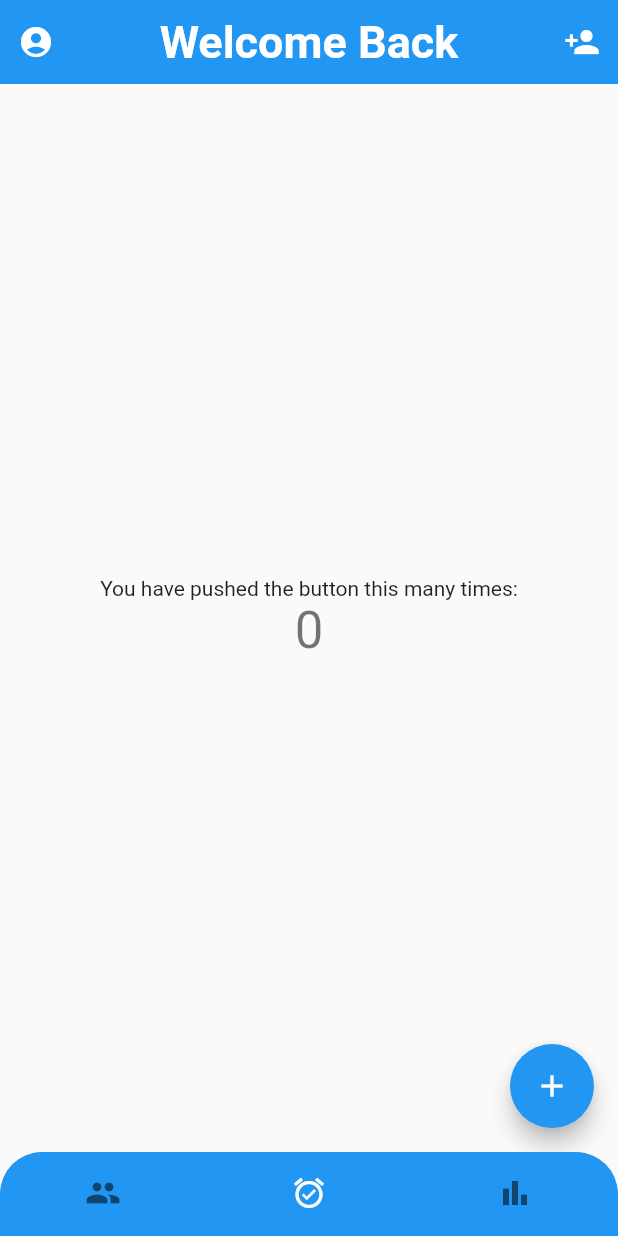
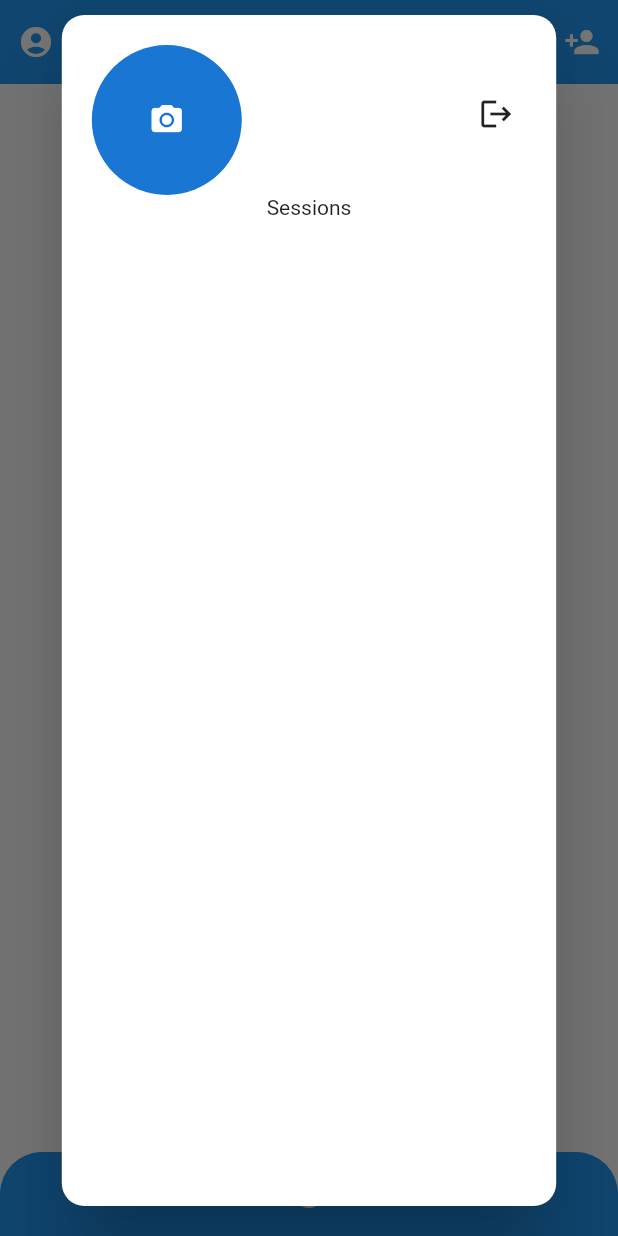
Before and after one commit to Lyxaaa/cogs, a Flutter app: the screen it shows once a user with an empty profile is signed in, item 2 of the bottom bar chosen, after a tap on the "account circle" icon, on a phone screen of 412 x 824 dp. Run offline on Flutter 3.47's test engine with Material 2 defaults, Android fonts, the phone set to English and light mode, and no system bars; our stand-ins replace cloud_firestore, firebase_auth, firebase_core, firebase_storage, flutter_spinkit, image_picker and 1 more; accounts and stored records are empty.

Commit message:
profile page with logout button, name and profile picture selection + display. pic disappears on hot reload, but is fine otherwise

```diff
--- a/lib/screens/main_scaffold/main_scaffold.dart
+++ b/lib/screens/main_scaffold/main_scaffold.dart
@@ -5,7 +5,8 @@ import 'package:distraction_destruction/screens/builders/overlay_popup.dart';
 import 'package:distraction_destruction/screens/global/load.dart';
 import 'package:distraction_destruction/screens/pages/active_session.dart';
 import 'package:distraction_destruction/screens/pages/friends.dart';
-import 'package:distraction_destruction/screens/pages/sessions.dart';
+import 'package:distraction_destruction/screens/pages/home.dart';
+import 'package:distraction_destruction/screens/pages/profile.dart';
 import 'package:distraction_destruction/screens/pages/stats.dart';
 import 'package:distraction_destruction/services/auth_svc.dart';
 import 'package:flutter/material.dart';
@@ -14,20 +15,20 @@ import 'package:distraction_destruction/services/database.dart';
 import 'package:cloud_firestore/cloud_firestore.dart';
 import 'dart:developer' as dev;
 
-class Home extends StatelessWidget {
-  const Home({Key? key}) : super(key: key);
+class MainScaffold extends StatelessWidget {
+  const MainScaffold({Key? key}) : super(key: key);
 
   @override
   Widget build(BuildContext context) {
     dev.log("Create Home", name: "screens.main_scaffold.main_scaffold");
     return Container(
-      child: MyHomePage(title: "Distraction Destruction"),
+      child: MainScaffoldPage(title: "Distraction Destruction"),
     );
   }
 }
 
-class MyHomePage extends StatefulWidget {
-  const MyHomePage({Key? key, required this.title}) : super(key: key);
+class MainScaffoldPage extends StatefulWidget {
+  const MainScaffoldPage({Key? key, required this.title}) : super(key: key);
 
   // config for the state
   // holds the values (title below) provided by parent (App widget above)
@@ -37,10 +38,10 @@ class MyHomePage extends StatefulWidget {
   final String title;
 
   @override
-  State<MyHomePage> createState() => _MyHomePageState();
+  State<MainScaffoldPage> createState() => _MainScaffoldPageState();
 }
 
-class _MyHomePageState extends State<MyHomePage>
+class _MainScaffoldPageState extends State<MainScaffoldPage>
     with AutomaticKeepAliveClientMixin {
   final AuthService _auth = AuthService();
   final DatabaseService database = DatabaseService();
@@ -50,9 +51,8 @@ class _MyHomePageState extends State<MyHomePage>
   //Everything in the BottomNavigationBar should go here
   //If we have 3 items in the navbar, this list should have 3 widget elements
   static final List<Widget> _pages = <Widget>[
-    //TODO Change the pages that are linked here
     Friends(),
-    Sessions(),
+    Home(),
     Stats(),
   ];
 
@@ -103,6 +103,7 @@ class _MyHomePageState extends State<MyHomePage>
         } else {
           var userInfo = snapshot.data!.data() as Map<String, dynamic>;
           //setSessionState(userInfo['session_active']);
+          database.setName(userInfo['name']);
           return Scaffold(
               backgroundColor: Theme.of(context).canvasColor,
               appBar: AppBar(
@@ -115,9 +116,15 @@ class _MyHomePageState extends State<MyHomePage>
                 //TODO Implement functionality, this should either logout or take the user somewhere
                 actions: <Widget>[
                   IconButton(
-                    onPressed: () async {
-                      await _auth.signOut();
-                    },
+                    onPressed: () {
+                      showDialog(
+                          context: context,
+                          builder: (_) =>
+                              OverlayPopup(
+                                contents: Profile()
+                              )
+                      );
+                      },
                     icon: Icon(Icons.account_circle),
                     // color: Colors.black87,
                   ),
--- a/lib/screens/pages/active_session.dart
+++ b/lib/screens/pages/active_session.dart
@@ -72,7 +72,7 @@ class _ActiveSessionPage extends State<ActiveSession>
                     int breaks = sessionInfo['breaks'];
                     Timestamp startTime = sessionInfo['start'];
                     Timestamp endTime = sessionInfo['end'];
-                    String thisUser = database.uid!;
+                    String thisUser = database.uid;
                     String otherUser = userInfo['session_uid'];
                     String otherName = sessionInfo['name'];
                     int hours = sessionInfo['hours'];
--- /dev/null
+++ b/lib/screens/pages/home.dart
@@ -0,0 +1,59 @@
+import 'package:distraction_destruction/screens/auth/sign_in.dart';
+import 'package:distraction_destruction/services/database.dart';
+import 'package:flutter/cupertino.dart';
+import 'package:flutter/material.dart';
+
+//Display auth info, allowing users to login, register or await auto login
+class Home extends StatefulWidget {
+  const Home({Key? key}) : super(key: key);
+
+  @override
+  String toString({DiagnosticLevel minLevel = DiagnosticLevel.info}) {
+    // TODO: implement toString
+    return "Welcome Back";
+  }
+
+  @override
+  _HomePage createState() => _HomePage();
+}
+
+class _HomePage extends State<Home> with AutomaticKeepAliveClientMixin {
+  int _counter = 0;
+  DatabaseService database = DatabaseService();
+  String title() {
+    return "Welcome Back " + database.name;
+  }
+
+  void _incrementCounter() {
+    setState(() {
+      // tells Flutter framework that something has changed in this State,
+      // which causes it to rerun the build method below
+      _counter++;
+    });
+  }
+
+  @override
+  Widget build(BuildContext context) {
+    super.build(context);
+    return Scaffold(
+      body: Container(
+        alignment: Alignment.topCenter,
+        child: Column(
+          children: [
+            Text(
+              title(),
+              style: TextStyle(
+                fontWeight: FontWeight.bold,
+                fontSize: 20.0,
+              ),
+            ),
+          ],
+        ),
+      ),
+    );
+  }
+
+  @override
+  // TODO: implement wantKeepAlive
+  bool get wantKeepAlive => true;
+}
--- /dev/null
+++ b/lib/screens/pages/profile.dart
@@ -0,0 +1,62 @@
+import 'package:distraction_destruction/services/auth_svc.dart';
+import 'package:distraction_destruction/services/database.dart';
+import 'package:distraction_destruction/templates/profile_pic.dart';
+import 'package:flutter/material.dart';
+import 'package:image_picker/image_picker.dart';
+
+class Profile extends StatefulWidget {
+  const Profile({Key? key}) : super(key: key);
+
+  @override
+  _ProfileState createState() => _ProfileState();
+}
+
+class _ProfileState extends State<Profile> {
+  final AuthService _auth = AuthService();
+  DatabaseService database = DatabaseService();
+
+  @override
+  Widget build(BuildContext context) {
+    return Container(
+      padding: EdgeInsets.all(20.0),
+      child: Column(
+          children: <Widget>[
+            Row(
+              children: <Widget>[
+                ProfilePic(
+                    onTap: () async {
+                      PickedFile? pic = await ImagePicker.platform.pickImage(
+                          source: ImageSource.gallery);
+                      if (pic != null) {
+                        database.uploadProfilePic(pic);
+                      }
+                    }
+                    ),
+                Expanded(
+                    child: SizedBox(),
+                ),
+                Text(database.name,
+                  style: TextStyle(
+                    fontSize: 25.0,
+                    fontWeight: FontWeight.bold,
+                  ),
+                ),
+                Expanded(
+                  child: SizedBox(),
+                ),
+                IconButton(
+                    onPressed: () async {
+                      Navigator.of(context).pop();
+                      await _auth.signOut();
+                    },
+                    icon: const Icon(Icons.logout),
+                  alignment: Alignment.topRight,
+                ),
+              ],
+            ),
+            Text("Sessions")
+          ]
+      ),
+    );
+  }
+}
--- a/lib/screens/pages/sessions.dart
+++ /dev/null
@@ -1,78 +0,0 @@
-import 'package:distraction_destruction/screens/auth/sign_in.dart';
-import 'package:flutter/material.dart';
-
-//Display auth info, allowing users to login, register or await auto login
-class Sessions extends StatefulWidget {
-  const Sessions({Key? key}) : super(key: key);
-
-  @override
-  String toString({DiagnosticLevel minLevel = DiagnosticLevel.info}) {
-    // TODO: implement toString
-    return "Welcome Back";
-  }
-
-  @override
-  _SessionPage createState() => _SessionPage();
-}
-
-class _SessionPage extends State<Sessions> with AutomaticKeepAliveClientMixin {
-  int _counter = 0;
-  String title() {
-    return "Welcome Back ";
-  }
-
-  void _incrementCounter() {
-    setState(() {
-      // tells Flutter framework that something has changed in this State,
-      // which causes it to rerun the build method below
-      _counter++;
-    });
-  }
-
-  @override
-  Widget build(BuildContext context) {
-    super.build(context);
-    return Scaffold(
-      // backgroundColor: Colors.lightBlue[100],
-      body: Center(
-        // Center is a layout widget. It takes a single child and positions it
-        // in the middle of the parent.
-        child: Column(
-          // Column is also a layout widget. It takes a list of children and
-          // arranges them vertically. By default, it sizes itself to fit its
-          // children horizontally, and tries to be as tall as its parent.
-          //
-          // Invoke "debug painting" (press "p" in the console, choose the
-          // "Toggle Debug Paint" action from the Flutter Inspector in Android
-          // Studio, or the "Toggle Debug Paint" command in Visual Studio Code)
-          // to see the wireframe for each widget.
-          //
-          // Column has various properties to control how it sizes itself and
-          // how it positions its children. Here we use mainAxisAlignment to
-          // center the children vertically; the main axis here is the vertical
-          // axis because Columns are vertical (the cross axis would be
-          // horizontal).
-          mainAxisAlignment: MainAxisAlignment.center,
-          children: <Widget>[
-            const Text(
-              'You have pushed the button this many times:',
-            ),
-            Text(
-              '$_counter',
-              style: Theme.of(context).textTheme.headline4,
-            ),
-          ],
-        ),
-      ),
-      floatingActionButton: FloatingActionButton(
-        onPressed: _incrementCounter,
-        tooltip: 'Increment',
-        child: const Icon(Icons.add),
-      ),
-    );
-  }
-
-  @override
-  // TODO: implement wantKeepAlive
-  bool get wantKeepAlive => true;
-}
--- a/lib/screens/wrapper.dart
+++ b/lib/screens/wrapper.dart
@@ -22,7 +22,7 @@ class Wrapper extends StatelessWidget {
     }
 
     dev.log("Obtained user: " + user.toString());
-    return user == null ? Auth() : Home();
+    return user == null ? Auth() : MainScaffold();
     //Return Home/Auth widget
     //return Auth();
   }
--- a/lib/services/auth_svc.dart
+++ b/lib/services/auth_svc.dart
@@ -39,6 +39,7 @@ class AuthService {
         DatabaseService database = DatabaseService(uid: user.uid);
         Object? userData = (await database.userCollection.doc(user.uid).get()).data();
         dev.log(userData.toString(), name: "User Data Object");
+        database.updateProfilePicUrl();
       }
       return _localUser(user);
     } catch (e) {
--- a/lib/services/database.dart
+++ b/lib/services/database.dart
@@ -1,21 +1,39 @@
+import 'dart:io';
+import 'dart:typed_data';
+
 import 'package:cloud_firestore/cloud_firestore.dart';
 import 'package:distraction_destruction/templates/user.dart';
 import 'package:firebase_auth/firebase_auth.dart';
+import 'package:firebase_storage/firebase_storage.dart';
+import 'package:flutter/cupertino.dart';
+import 'package:image_picker/image_picker.dart';
 import 'package:intl/date_time_patterns.dart';
 
 class DatabaseService {
-  String? uid;
+  final FirebaseStorage storage = FirebaseStorage.instanceFor(bucket: 'gs://distraction-destruction.appspot.com');
+
+  String? _uid;
+  String? _name;
+  String? _profilePicUrl;
+
   bool _lock = false;
+  bool _lockName = false;
+
   static final DatabaseService _databaseService = DatabaseService._internal();
   DatabaseService._internal();
 
   factory DatabaseService({String? uid}) {
     if (!_databaseService._lock) {
-      _databaseService.uid = uid;
+      _databaseService._uid = uid;
       _databaseService._lock = true;
     }
+
     return _databaseService;
   }
+
+  String get uid => _uid!;
+  String get name => _name!;
+  String? get profilePicUrl => _profilePicUrl;
 
   int uidHash(String s1, String s2) =>
       (<String>[s1, s2]..sort()).join().hashCode;
@@ -23,8 +41,45 @@ class DatabaseService {
   //Do not use this method, it should only ever be touched upon signout
   void unlockDatabase() {
     _lock = false;
+    _lockName = false;
   }
 
+  void setName(String name) {
+    if (!_databaseService._lockName) {
+      _databaseService._name = name;
+      _databaseService._lockName = true;
+    }
+  }
+
+  void setPic(String url) {
+      _databaseService._profilePicUrl = url;
+  }
+
+  String? get currentProfilePicUrl {
+    return _profilePicUrl;
+  }
+
+  Future<void> updateProfilePicUrl() async {
+    var storageReference = storage.ref().child('user/pics/${uid}');
+    var downloadTask = storageReference.getDownloadURL();
+    _profilePicUrl = await downloadTask;
+  }
+
+  Future<String> findProfilePicUrl(String uid) async {
+    var storageReference = storage.ref().child('user/pics/${uid}');
+    var downloadTask = storageReference.getDownloadURL();
+    return await downloadTask;
+  }
+
+  Future<void> uploadProfilePic(PickedFile file) async {
+    var storageReference = storage.ref().child('user/pics/${uid}');
+    var uploadTask = storageReference.putData(await file.readAsBytes(), SettableMetadata(contentType: 'image/jpeg'));
+    uploadTask.whenComplete(() async {
+      _profilePicUrl = await storageReference.getDownloadURL();
+    }).catchError((onError) {
+      print(onError);
+    });
+  }
   //DatabaseService({this.uid});
 
   // Get reference to a collection in the database
@@ -73,7 +128,7 @@ class DatabaseService {
   }
 
   Stream<DocumentSnapshot> getSessionStream(String uid) {
-    return sessionCollection.doc(uidHash(this.uid!, uid).toString()).snapshots();
+    return sessionCollection.doc(uidHash(this.uid, uid).toString()).snapshots();
   }
 
   void addFriend(String uid) {
@@ -89,7 +144,7 @@ class DatabaseService {
   }
 
   void modifySessionHistory(String uid, Timestamp startTime, Timestamp endTime, int hours, int minutes, int breaks) {
-    sessionCollection.doc(uidHash(this.uid!, uid).toString())
+    sessionCollection.doc(uidHash(this.uid, uid).toString())
         .collection('history')
         .doc(startTime.toString())
         .update({
@@ -104,8 +159,8 @@ class DatabaseService {
     //print("Active: " + active.toString() + ' : ' + uid);
     //if (active != null && !active) {
     Timestamp now = Timestamp.now();
-    setSessionState(this.uid!, true, uid);
-    setSessionState(uid, true, this.uid!);
+    setSessionState(this.uid, true, uid);
+    setSessionState(uid, true, this.uid);
     startSessionGlobal(uid, name, endTime, hours, minutes, breaks);
     //}
     //return false;
@@ -117,20 +172,20 @@ class DatabaseService {
   }
 
   void endSession(String uid) {
-    setSessionState(this.uid!, false, uid);
-    setSessionState(uid, false, this.uid!);
+    setSessionState(this.uid, false, uid);
+    setSessionState(uid, false, this.uid);
     endSessionGlobal(uid, true);
   }
 
   void acceptSession(String uid) {
-    sessionCollection.doc(uidHash(this.uid!, uid).toString()).update({
-      this.uid!: true,
+    sessionCollection.doc(uidHash(this.uid, uid).toString()).update({
+      this.uid: true,
       'start': Timestamp.now(),
     });
   }
 
   void startSessionGlobal(String uid, String name, Timestamp endTime, int hours, int minutes, int breaks) async {
-    await sessionCollection.doc(uidHash(this.uid!, uid).toString()).set({
+    await sessionCollection.doc(uidHash(this.uid, uid).toString()).set({
       //'name': userCollection.doc(uid).snapshots().map((event) => event.data()),
       this.uid.toString(): true,
       uid.toString(): false,
@@ -144,7 +199,7 @@ class DatabaseService {
   }
 
   void endSessionGlobal(String uid, bool endEarly) {
-    sessionCollection.doc(uidHash(this.uid!, uid).toString()).update({
+    sessionCollection.doc(uidHash(this.uid, uid).toString()).update({
       'end': Timestamp.now()
     });
   }
--- /dev/null
+++ b/lib/templates/profile_pic.dart
@@ -0,0 +1,24 @@
+import 'package:distraction_destruction/services/database.dart';
+import 'package:flutter/material.dart';
+
+class ProfilePic extends StatelessWidget {
+  final VoidCallback onTap;
+
+  const ProfilePic({required this.onTap});
+
+  @override
+  Widget build(BuildContext context) {
+    return GestureDetector(
+        onTap: onTap,
+        child: DatabaseService().currentProfilePicUrl == null
+            ? const CircleAvatar(
+          radius: 50.0,
+          child: Icon(Icons.photo_camera),
+        )
+        : CircleAvatar(
+      radius: 50.0,
+      backgroundImage: NetworkImage(DatabaseService().currentProfilePicUrl!),
+    )
+    );
+  }
+}
--- a/pubspec.yaml
+++ b/pubspec.yaml
@@ -42,6 +42,8 @@ dependencies:
   flutter_spinkit: ^5.1.0
   numberpicker: ^2.1.1
   quiver: ^3.0.1+1
+  firebase_storage: ^10.0.5
+  image_picker: ^0.8.4+2
 
 dev_dependencies:
   flutter_test:
```
Also changed, not shown: lib/screens/builders/friend_item.dart (+15 -10 lines), lib/screens/builders/friend_list.dart (+5 -3 lines), lib/templates/user_pic.dart (added, +25 -0 lines), pubspec.lock, 2 other files.
